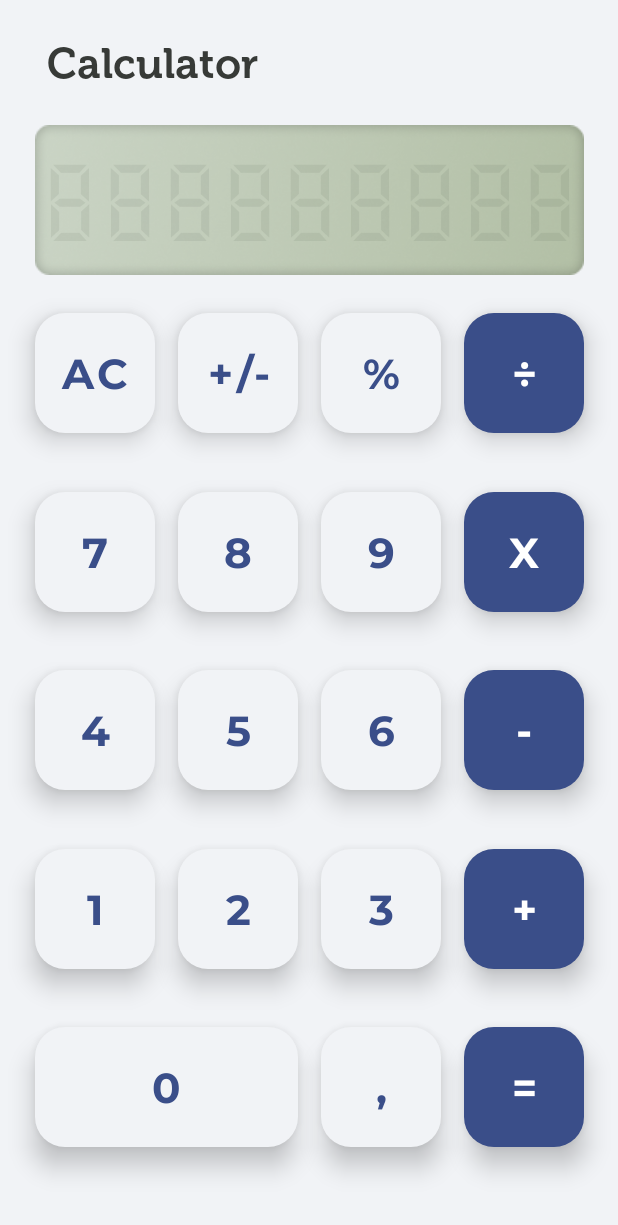
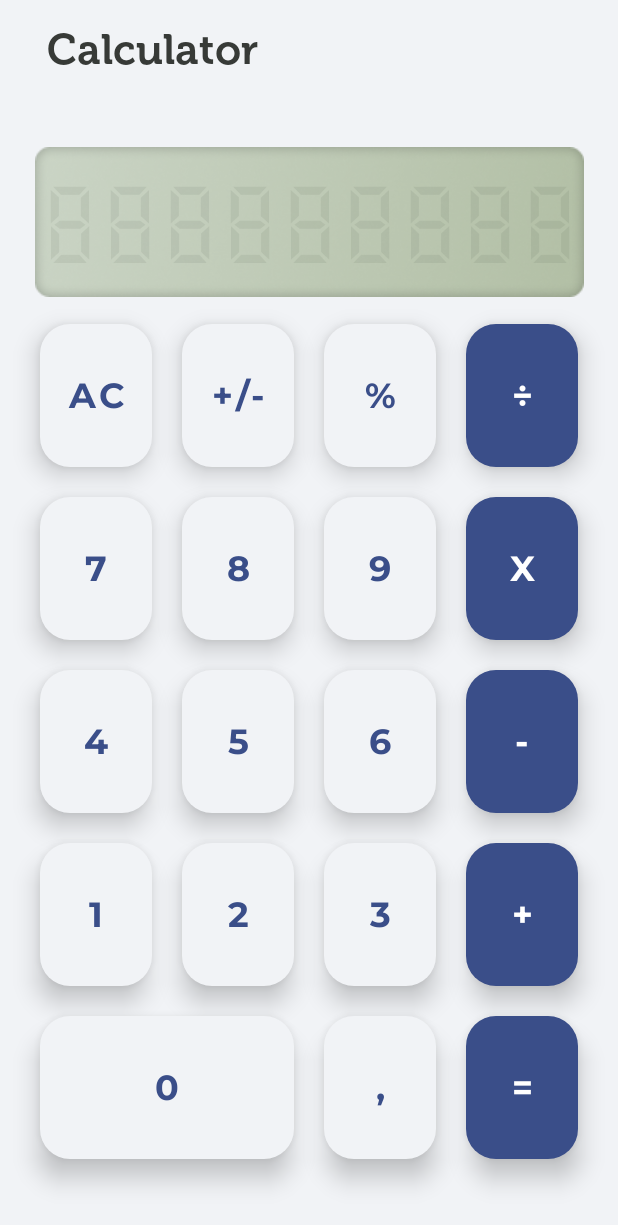
Before and after one commit to AlekseyFeofilov/Calculator, an Android app: the layout activity_main.xml on its own in the app's theme, with its tools: preview values and no code run, on a phone screen of 412 x 824 dp. Shown: the top 1225 px of the screen. Run offline under Robolectric (Android 15) with nearby library versions, the phone set to English and light mode, and no system bars.

Commit message:
work on the inteface
additional information https://github.com/AlekseyFeofilov/Calculator/issues/3

```diff
--- a/app/src/main/java/com/example/calculator20/MainActivity.kt
+++ b/app/src/main/java/com/example/calculator20/MainActivity.kt
@@ -8,7 +8,7 @@ import com.example.calculator20.databinding.ActivityMainBinding
 
 class MainActivity : AppCompatActivity() {
     private lateinit var binding: ActivityMainBinding
-    var calculator = Calculator()
+    private var calculator = Calculator()
 
     override fun onCreate(savedInstanceState: Bundle?) {
         super.onCreate(savedInstanceState)
@@ -17,8 +17,8 @@ class MainActivity : AppCompatActivity() {
 
         binding.numberButtom.setGroupOnClickListener(input)
         binding.operattionButton.setGroupOnClickListener(operation)
-        binding.buttomPercent.setOnClickListener(percent)
-        binding.buttomAC.setOnClickListener {
+        binding.buttonPercent.setOnClickListener(percent)
+        binding.buttonAC.setOnClickListener {
             calculator.reset()
             binding.answer.text = ""
         }
@@ -37,20 +37,20 @@ class MainActivity : AppCompatActivity() {
         }
 
         when(view.id){
-            binding.buttomDivision.id -> calculator.setTypeofOperation(Operation.DIVISION)
-            binding.buttomMultiplication.id -> calculator.setTypeofOperation(Operation.MULTIPLICATION)
-            binding.buttomMinus.id -> calculator.setTypeofOperation(Operation.SUBTRACTION)
-            binding.buttomPlus.id -> calculator.setTypeofOperation(Operation.ADDITION)
+            binding.buttonDivision.id -> calculator.setTypeofOperation(Operation.DIVISION)
+            binding.buttonMultiplication.id -> calculator.setTypeofOperation(Operation.MULTIPLICATION)
+            binding.buttonMinus.id -> calculator.setTypeofOperation(Operation.SUBTRACTION)
+            binding.buttonPlus.id -> calculator.setTypeofOperation(Operation.ADDITION)
         }
     }
 
     private val input = View.OnClickListener { view ->
         if(calculator.inputLength() < 9 ||
             !calculator.inputIsInteger() && calculator.inputLength() == 9 ||
-             calculator.inputIsNegative() && view.id == binding.buttomNegative.id) {
+             calculator.inputIsNegative() && view.id == binding.buttonNegative.id) {
             when (view.id) {
-                binding.buttomComma.id -> calculator.convertToFloat()
-                binding.buttomNegative.id -> calculator.makeNegative()
+                binding.buttonComma.id -> calculator.convertToFloat()
+                binding.buttonNegative.id -> calculator.makeNegative()
                 else -> calculator.addNumber(findViewById<Button>(view.id).text);
             }
 
--- a/app/src/main/res/drawable/button_animation.xml
+++ b/app/src/main/res/drawable/button_animation.xml
@@ -4,11 +4,11 @@
         <set>
             <objectAnimator android:duration="120"
                 android:propertyName="translationZ"
-                android:valueTo="5dp"
+                android:valueTo="1dp"
                 android:valueType="floatType"/>
             <objectAnimator android:duration="120"
                 android:propertyName="elevation"
-                android:valueTo="1dp"
+                android:valueTo="5dp"
                 android:valueType="floatType"/>
         </set>
     </item>
--- a/app/src/main/res/layout/activity_main.xml
+++ b/app/src/main/res/layout/activity_main.xml
@@ -8,90 +8,74 @@
     tools:context=".MainActivity">
 
     <Button
-        android:id="@+id/buttom_percent"
+        android:id="@+id/buttonPercent"
         style="@style/button_style.white"
         android:text="@string/percent"
-        app:backgroundTint="@null"
-        app:layout_constraintBottom_toTopOf="@+id/buttom_9"
-        app:layout_constraintEnd_toStartOf="@+id/buttom_division"
-        app:layout_constraintHorizontal_bias="0.5"
-        app:layout_constraintStart_toEndOf="@+id/buttom_negative"
-        app:layout_constraintTop_toTopOf="@+id/buttom_AC"
-        app:layout_constraintVertical_chainStyle="spread_inside" />
+        app:layout_constraintBottom_toTopOf="@+id/horizontalGuidline40"
+        app:layout_constraintEnd_toStartOf="@+id/werticalGuideline75"
+        app:layout_constraintStart_toStartOf="@+id/werticalGuideline50"
+        app:layout_constraintTop_toTopOf="@+id/horizontalGuidline25" />
 
     <Button
-        android:id="@+id/buttom_9"
+        android:id="@+id/button9"
         style="@style/button_style.white"
         android:text="@string/number_9"
-        app:backgroundTint="@null"
-        app:layout_constraintBottom_toTopOf="@+id/buttom_6"
-        app:layout_constraintEnd_toStartOf="@+id/buttom_multiplication"
-        app:layout_constraintHorizontal_bias="0.5"
-        app:layout_constraintStart_toEndOf="@+id/buttom_8"
-        app:layout_constraintTop_toBottomOf="@+id/buttom_percent" />
+        app:layout_constraintBottom_toTopOf="@+id/horizontalGuidline55"
+        app:layout_constraintEnd_toStartOf="@+id/werticalGuideline75"
+        app:layout_constraintStart_toStartOf="@+id/werticalGuideline50"
+        app:layout_constraintTop_toTopOf="@+id/horizontalGuidline40" />
 
     <Button
-        android:id="@+id/buttom_6"
+        android:id="@+id/button6"
         style="@style/button_style.white"
         android:text="@string/number_6"
-        app:backgroundTint="@null"
-        app:layout_constraintBottom_toTopOf="@+id/buttom_3"
-        app:layout_constraintEnd_toStartOf="@+id/buttom_minus"
-        app:layout_constraintHorizontal_bias="0.5"
-        app:layout_constraintStart_toEndOf="@+id/buttom_5"
-        app:layout_constraintTop_toBottomOf="@+id/buttom_9" />
+        app:layout_constraintBottom_toTopOf="@+id/horizontalGuidline70"
+        app:layout_constraintEnd_toStartOf="@+id/werticalGuideline75"
+        app:layout_constraintStart_toStartOf="@+id/werticalGuideline50"
+        app:layout_constraintTop_toTopOf="@+id/horizontalGuidline55" />
 
     <Button
-        android:id="@+id/buttom_3"
+        android:id="@+id/button3"
         style="@style/button_style.white"
         android:text="@string/number_3"
-        app:backgroundTint="@null"
-        app:layout_constraintBottom_toTopOf="@+id/buttom_comma"
-        app:layout_constraintEnd_toStartOf="@+id/buttom_plus"
-        app:layout_constraintHorizontal_bias="0.5"
-        app:layout_constraintStart_toEndOf="@+id/buttom_2"
-        app:layout_constraintTop_toBottomOf="@+id/buttom_6" />
+        app:layout_constraintBottom_toTopOf="@+id/horizontalGuidline85"
+        app:layout_constraintEnd_toStartOf="@+id/werticalGuideline75"
+        app:layout_constraintStart_toStartOf="@+id/werticalGuideline50"
+        app:layout_constraintTop_toTopOf="@+id/horizontalGuidline70" />
 
     <Button
-        android:id="@+id/buttom_comma"
+        android:id="@+id/buttonComma"
         style="@style/button_style.white"
         android:text="@string/comma"
-        app:backgroundTint="@null"
-        app:layout_constraintBottom_toBottomOf="@+id/buttom_0"
-        app:layout_constraintEnd_toStartOf="@+id/buttom_equals"
-        app:layout_constraintHorizontal_bias="0.5"
-        app:layout_constraintStart_toEndOf="@+id/buttom_0"
-        app:layout_constraintTop_toBottomOf="@+id/buttom_3" />
+        app:layout_constraintBottom_toTopOf="@+id/horizontalGuidline100"
+        app:layout_constraintEnd_toStartOf="@+id/werticalGuideline75"
+        app:layout_constraintStart_toStartOf="@+id/werticalGuideline50"
+        app:layout_constraintTop_toTopOf="@+id/horizontalGuidline85" />
 
     <Button
-        android:id="@+id/buttom_negative"
+        android:id="@+id/buttonNegative"
         style="@style/button_style.white"
         android:text="@string/negative"
-        app:backgroundTint="@null"
-        app:layout_constraintBottom_toTopOf="@+id/buttom_8"
-        app:layout_constraintEnd_toStartOf="@+id/buttom_percent"
-        app:layout_constraintHorizontal_bias="0.5"
-        app:layout_constraintStart_toEndOf="@+id/buttom_AC"
-        app:layout_constraintTop_toTopOf="@+id/buttom_AC"
-        app:layout_constraintVertical_chainStyle="spread_inside" />
+        app:layout_constraintBottom_toTopOf="@+id/horizontalGuidline40"
+        app:layout_constraintEnd_toStartOf="@+id/werticalGuideline50"
+        app:layout_constraintStart_toStartOf="@+id/werticalGuideline25"
+        app:layout_constraintTop_toTopOf="@+id/horizontalGuidline25" />
 
     <Button
-        android:id="@+id/buttom_5"
+        android:id="@+id/button5"
         style="@style/button_style.white"
         android:text="@string/number_5"
-        app:backgroundTint="@null"
-        app:layout_constraintBottom_toTopOf="@+id/buttom_2"
-        app:layout_constraintEnd_toStartOf="@+id/buttom_6"
-        app:layout_constraintHorizontal_bias="0.5"
-        app:layout_constraintStart_toEndOf="@+id/buttom_4"
-        app:layout_constraintTop_toBottomOf="@+id/buttom_8" />
+        app:layout_constraintBottom_toTopOf="@+id/horizontalGuidline70"
+        app:layout_constraintEnd_toStartOf="@+id/werticalGuideline50"
+        app:layout_constraintStart_toStartOf="@+id/werticalGuideline25"
+        app:layout_constraintTop_toTopOf="@+id/horizontalGuidline55" />
 
     <TextView
         android:id="@+id/name"
         android:layout_width="wrap_content"
         android:layout_height="wrap_content"
         android:layout_marginStart="8dp"
-        android:layout_marginTop="25dp"
+        android:layout_marginTop="16dp"
         android:fontFamily="@font/museo700_regular"
         android:text="@string/name"
         android:textColor="@color/black"
@@ -103,14 +87,14 @@
         android:id="@+id/display"
         android:layout_width="wrap_content"
         android:layout_height="wrap_content"
-        android:layout_marginTop="24dp"
+        android:layout_marginBottom="8dp"
+        app:layout_constraintBottom_toTopOf="@+id/horizontalGuidline25"
         app:layout_constraintEnd_toEndOf="parent"
         app:layout_constraintStart_toStartOf="parent"
-        app:layout_constraintTop_toBottomOf="@+id/name"
         app:srcCompat="@drawable/rectangle2" />
 
     <TextView
-        android:id="@+id/num_backgroud"
+        android:id="@+id/numBackgroud"
         style="@style/text_digital_styles"
         android:text="@string/num_background"
         android:textColor="@color/transporante_black"
@@ -128,158 +112,207 @@
         app:layout_constraintTop_toTopOf="@+id/display" />
 
     <Button
-        android:id="@+id/buttom_4"
+        android:id="@+id/button4"
         style="@style/button_style.white"
         android:text="@string/number_4"
-        app:backgroundTint="@null"
-        app:layout_constraintBottom_toTopOf="@+id/buttom_1"
-        app:layout_constraintEnd_toStartOf="@+id/buttom_5"
-        app:layout_constraintHorizontal_bias="0.5"
-        app:layout_constraintHorizontal_chainStyle="spread_inside"
-        app:layout_constraintStart_toStartOf="@+id/display"
-        app:layout_constraintTop_toBottomOf="@+id/buttom_7" />
+        app:layout_constraintBottom_toTopOf="@+id/horizontalGuidline70"
+        app:layout_constraintEnd_toStartOf="@+id/werticalGuideline25"
+        app:layout_constraintStart_toStartOf="@+id/werticalGuideline0"
+        app:layout_constraintTop_toTopOf="@+id/horizontalGuidline55" />
 
     <Button
-        android:id="@+id/buttom_AC"
+        android:id="@+id/buttonAC"
         style="@style/button_style.white"
-        android:layout_marginTop="25dp"
         android:text="@string/AC"
-        app:backgroundTint="@null"
-        app:layout_constraintBottom_toTopOf="@+id/buttom_7"
-        app:layout_constraintEnd_toStartOf="@+id/buttom_negative"
-        app:layout_constraintHorizontal_bias="0.5"
-        app:layout_constraintHorizontal_chainStyle="spread_inside"
-        app:layout_constraintStart_toStartOf="@+id/display"
-        app:layout_constraintTop_toBottomOf="@+id/display"
-        app:layout_constraintVertical_chainStyle="spread_inside" />
+        app:layout_constraintBottom_toTopOf="@+id/horizontalGuidline40"
+        app:layout_constraintEnd_toStartOf="@+id/werticalGuideline25"
+        app:layout_constraintStart_toStartOf="@+id/werticalGuideline0"
+        app:layout_constraintTop_toTopOf="@+id/horizontalGuidline25" />
 
     <Button
-        android:id="@+id/buttom_0"
-        style="@style/button_style.white.large"
-        android:layout_marginBottom="59dp"
+        android:id="@+id/button0"
+        style="@style/button_style.white"
         android:text="@string/number_0"
-        app:backgroundTint="@null"
-        app:layout_constraintBottom_toBottomOf="parent"
-        app:layout_constraintEnd_toStartOf="@+id/buttom_comma"
-        app:layout_constraintHorizontal_bias="0.5"
-        app:layout_constraintHorizontal_chainStyle="spread_inside"
-        app:layout_constraintStart_toStartOf="@+id/display"
-        app:layout_constraintTop_toBottomOf="@+id/buttom_1" />
+        app:layout_constraintBottom_toTopOf="@+id/horizontalGuidline100"
+        app:layout_constraintEnd_toStartOf="@+id/werticalGuideline50"
+        app:layout_constraintStart_toStartOf="@+id/werticalGuideline0"
+        app:layout_constraintTop_toTopOf="@+id/horizontalGuidline85" />
 
     <Button
-        android:id="@+id/buttom_division"
+        android:id="@+id/buttonDivision"
         style="@style/button_style.blue"
         android:text="@string/division"
-        app:backgroundTint="@null"
-        app:layout_constraintBottom_toTopOf="@+id/buttom_multiplication"
-        app:layout_constraintEnd_toEndOf="@+id/display"
-        app:layout_constraintHorizontal_bias="0.5"
-        app:layout_constraintStart_toEndOf="@+id/buttom_percent"
-        app:layout_constraintTop_toBottomOf="@+id/display"
-        app:layout_constraintTop_toTopOf="@id/buttom_AC"
-        app:layout_constraintVertical_chainStyle="spread_inside" />
+        app:layout_constraintBottom_toTopOf="@+id/horizontalGuidline40"
+        app:layout_constraintEnd_toStartOf="@+id/werticalGuideline100"
+        app:layout_constraintStart_toStartOf="@+id/werticalGuideline75"
+        app:layout_constraintTop_toTopOf="@+id/horizontalGuidline25" />
 
     <Button
-        android:id="@+id/buttom_multiplication"
+        android:id="@+id/buttonMultiplication"
         style="@style/button_style.blue"
         android:text="@string/multiplication"
-        app:backgroundTint="@null"
-        app:layout_constraintBottom_toTopOf="@+id/buttom_minus"
-        app:layout_constraintEnd_toEndOf="@+id/display"
-        app:layout_constraintHorizontal_bias="0.5"
-        app:layout_constraintStart_toEndOf="@+id/buttom_9"
-        app:layout_constraintTop_toBottomOf="@+id/buttom_division" />
+        app:layout_constraintBottom_toTopOf="@+id/horizontalGuidline55"
+        app:layout_constraintEnd_toStartOf="@+id/werticalGuideline100"
+        app:layout_constraintStart_toStartOf="@+id/werticalGuideline75"
+        app:layout_constraintTop_toTopOf="@+id/horizontalGuidline40" />
 
     <Button
-        android:id="@+id/buttom_8"
+        android:id="@+id/button8"
         style="@style/button_style.white"
         android:text="@string/number_8"
-        app:backgroundTint="@null"
-        app:layout_constraintBottom_toTopOf="@+id/buttom_5"
-        app:layout_constraintEnd_toStartOf="@+id/buttom_9"
-        app:layout_constraintHorizontal_bias="0.5"
-        app:layout_constraintStart_toEndOf="@+id/buttom_7"
-        app:layout_constraintTop_toBottomOf="@+id/buttom_negative" />
+        app:layout_constraintBottom_toTopOf="@+id/horizontalGuidline55"
+        app:layout_constraintEnd_toStartOf="@+id/werticalGuideline50"
+        app:layout_constraintStart_toStartOf="@+id/werticalGuideline25"
+        app:layout_constraintTop_toTopOf="@+id/horizontalGuidline40" />
 
     <Button
-        android:id="@+id/buttom_7"
+        android:id="@+id/button7"
         style="@style/button_style.white"
         android:text="@string/number_7"
-        app:backgroundTint="@null"
-        app:layout_constraintBottom_toTopOf="@+id/buttom_4"
-        app:layout_constraintEnd_toStartOf="@+id/buttom_8"
-        app:layout_constraintHorizontal_bias="0.5"
-        app:layout_constraintHorizontal_chainStyle="spread_inside"
-        app:layout_constraintStart_toStartOf="@+id/display"
-        app:layout_constraintTop_toBottomOf="@+id/buttom_AC" />
+        app:layout_constraintBottom_toTopOf="@+id/horizontalGuidline55"
+        app:layout_constraintEnd_toStartOf="@+id/werticalGuideline25"
+        app:layout_constraintStart_toStartOf="@+id/werticalGuideline0"
+        app:layout_constraintTop_toTopOf="@+id/horizontalGuidline40" />
 
     <Button
-        android:id="@+id/buttom_minus"
+        android:id="@+id/buttonMinus"
         style="@style/button_style.blue"
         android:text="@string/minus"
-        app:backgroundTint="@null"
-        app:layout_constraintBottom_toTopOf="@+id/buttom_plus"
-        app:layout_constraintEnd_toEndOf="@+id/display"
-        app:layout_constraintHorizontal_bias="0.5"
-        app:layout_constraintStart_toEndOf="@+id/buttom_6"
-        app:layout_constraintTop_toBottomOf="@+id/buttom_multiplication" />
+        app:layout_constraintBottom_toTopOf="@+id/horizontalGuidline70"
+        app:layout_constraintEnd_toStartOf="@+id/werticalGuideline100"
+        app:layout_constraintStart_toStartOf="@+id/werticalGuideline75"
+        app:layout_constraintTop_toTopOf="@+id/horizontalGuidline55" />
 
     <Button
-        android:id="@+id/buttom_plus"
+        android:id="@+id/buttonPlus"
         style="@style/button_style.blue"
         android:text="@string/plus"
-        app:backgroundTint="@null"
-        app:layout_constraintBottom_toTopOf="@+id/buttom_equals"
-        app:layout_constraintEnd_toEndOf="@+id/display"
-        app:layout_constraintHorizontal_bias="0.5"
-        app:layout_constraintStart_toEndOf="@+id/buttom_3"
-        app:layout_constraintTop_toBottomOf="@+id/buttom_minus" />
+        app:layout_constraintBottom_toTopOf="@+id/horizontalGuidline85"
+        app:layout_constraintEnd_toStartOf="@+id/werticalGuideline100"
+        app:layout_constraintStart_toStartOf="@+id/werticalGuideline75"
+        app:layout_constraintTop_toTopOf="@+id/horizontalGuidline70" />
 
     <Button
-        android:id="@+id/buttom_1"
+        android:id="@+id/button1"
         style="@style/button_style.white"
         android:text="@string/number_1"
-        app:backgroundTint="@null"
-        app:layout_constraintBottom_toTopOf="@+id/buttom_0"
-        app:layout_constraintEnd_toStartOf="@+id/buttom_2"
-        app:layout_constraintHorizontal_bias="0.5"
-        app:layout_constraintHorizontal_chainStyle="spread_inside"
-        app:layout_constraintStart_toStartOf="@+id/display"
-        app:layout_constraintTop_toBottomOf="@+id/buttom_4" />
+        app:layout_constraintBottom_toTopOf="@+id/horizontalGuidline85"
+        app:layout_constraintEnd_toStartOf="@+id/werticalGuideline25"
+        app:layout_constraintStart_toStartOf="@+id/werticalGuideline0"
+        app:layout_constraintTop_toTopOf="@+id/horizontalGuidline70" />
 
     <Button
-        android:id="@+id/buttom_2"
+        android:id="@+id/button2"
         style="@style/button_style.white"
         android:text="@string/number_2"
-        app:backgroundTint="@null"
-        app:layout_constraintBottom_toBottomOf="@+id/buttom_1"
-        app:layout_constraintEnd_toStartOf="@+id/buttom_3"
-        app:layout_constraintHorizontal_bias="0.5"
-        app:layout_constraintStart_toEndOf="@+id/buttom_1"
-        app:layout_constraintTop_toBottomOf="@+id/buttom_5" />
+        app:layout_constraintBottom_toTopOf="@+id/horizontalGuidline85"
+        app:layout_constraintEnd_toStartOf="@+id/werticalGuideline50"
+        app:layout_constraintStart_toStartOf="@+id/werticalGuideline25"
+        app:layout_constraintTop_toTopOf="@+id/horizontalGuidline70" />
 
     <Button
-        android:id="@+id/buttom_equals"
+        android:id="@+id/buttonEquals"
         style="@style/button_style.blue"
         android:text="@string/equals"
-        app:backgroundTint="@null"
-        app:layout_constraintBottom_toBottomOf="@+id/buttom_0"
-        app:layout_constraintEnd_toEndOf="@+id/display"
-        app:layout_constraintHorizontal_bias="0.5"
-        app:layout_constraintStart_toEndOf="@+id/buttom_comma"
-        app:layout_constraintTop_toBottomOf="@+id/buttom_plus" />
+        app:layout_constraintBottom_toTopOf="@+id/horizontalGuidline100"
+        app:layout_constraintEnd_toStartOf="@+id/werticalGuideline100"
+        app:layout_constraintStart_toStartOf="@+id/werticalGuideline75"
+        app:layout_constraintTop_toTopOf="@+id/horizontalGuidline85" />
 
     <androidx.constraintlayout.widget.Group
         android:id="@+id/numberButtom"
         android:layout_width="wrap_content"
         android:layout_height="wrap_content"
-        app:constraint_referenced_ids="buttom_9,buttom_5,buttom_1,buttom_4,buttom_7,
-        buttom_negative,buttom_8,buttom_2,buttom_0,buttom_comma,buttom_3,buttom_6" />
+        app:constraint_referenced_ids="button9,button5,button1,button4,button7,
+        buttonNegative,button8,button2,button0,buttonComma,button3,button6" />
 
     <androidx.constraintlayout.widget.Group
         android:id="@+id/operattionButton"
         android:layout_width="wrap_content"
         android:layout_height="wrap_content"
-        app:constraint_referenced_ids="buttom_division,buttom_multiplication,buttom_minus,buttom_plus,buttom_equals" />
+        app:constraint_referenced_ids="buttonDivision,buttonMultiplication,buttonMinus,buttonPlus,buttonEquals" />
+
+    <androidx.constraintlayout.widget.Guideline
+        android:id="@+id/werticalGuideline0"
+        android:layout_width="wrap_content"
+        android:layout_height="wrap_content"
+        android:orientation="vertical"
+        app:layout_constraintGuide_percent="0.04" />
+
+    <androidx.constraintlayout.widget.Guideline
+        android:id="@+id/werticalGuideline25"
+        android:layout_width="wrap_content"
+        android:layout_height="wrap_content"
+        android:orientation="vertical"
+        app:layout_constraintGuide_percent="0.27" />
+
+    <androidx.constraintlayout.widget.Guideline
+        android:id="@+id/werticalGuideline50"
+        android:layout_width="wrap_content"
+        android:layout_height="wrap_content"
+        android:orientation="vertical"
+        app:layout_constraintGuide_percent="0.50" />
+
+    <androidx.constraintlayout.widget.Guideline
+        android:id="@+id/werticalGuideline75"
+        android:layout_width="wrap_content"
+        android:layout_height="wrap_content"
+        android:orientation="vertical"
+        app:layout_constraintGuide_percent="0.73" />
+
+    <androidx.constraintlayout.widget.Guideline
+        android:id="@+id/werticalGuideline100"
+        android:layout_width="wrap_content"
+        android:layout_height="wrap_content"
+        android:orientation="vertical"
+        app:layout_constraintGuide_percent="0.96" />
+
+    <androidx.constraintlayout.widget.Guideline
+        android:id="@+id/horizontalGuidline100"
+        android:layout_width="wrap_content"
+        android:layout_height="wrap_content"
+        android:orientation="horizontal"
+        app:layout_constraintGuide_percent="0.95" />
+
+    <androidx.constraintlayout.widget.Guideline
+        android:id="@+id/horizontalGuidline85"
+        android:layout_width="wrap_content"
+        android:layout_height="wrap_content"
+        android:orientation="horizontal"
+        app:layout_constraintGuide_percent="0.81" />
+
+    <androidx.constraintlayout.widget.Guideline
+        android:id="@+id/horizontalGuidline70"
+        android:layout_width="wrap_content"
+        android:layout_height="wrap_content"
+        android:orientation="horizontal"
+        app:layout_constraintGuide_percent="0.67" />
+
+    <androidx.constraintlayout.widget.Guideline
+        android:id="@+id/horizontalGuidline55"
+        android:layout_width="wrap_content"
+        android:layout_height="wrap_content"
+        android:orientation="horizontal"
+        app:layout_constraintGuide_percent="0.53" />
+
+    <androidx.constraintlayout.widget.Guideline
+        android:id="@+id/horizontalGuidline40"
+        android:layout_width="wrap_content"
+        android:layout_height="wrap_content"
+        android:orientation="horizontal"
+        app:layout_constraintGuide_percent="0.39" />
+
+    <androidx.constraintlayout.widget.Guideline
+        android:id="@+id/horizontalGuidline25"
+        android:layout_width="wrap_content"
+        android:layout_height="wrap_content"
+        android:orientation="horizontal"
+        app:layout_constraintGuide_percent="0.25" />
+
+    <androidx.constraintlayout.widget.Group
+        android:id="@+id/Buttons"
+        android:layout_width="wrap_content"
+        android:layout_height="wrap_content"
+        app:constraint_referenced_ids="button0,button5,button1,buttonComma,button4,buttonPercent,button7,button8,buttonMinus,button3,buttonPlus,buttonAC,buttonMultiplication,buttonNegative,button9,buttonEquals,buttonDivision,button2,button6" />
 
 </androidx.constraintlayout.widget.ConstraintLayout>
--- a/app/src/main/res/values/styles.xml
+++ b/app/src/main/res/values/styles.xml
@@ -1,20 +1,19 @@
 <?xml version="1.0" encoding="utf-8"?>
 <resources>
     <style name="button_style">
-        <item name="android:layout_height">80dp</item>
-        <item name="android:layout_width">80dp</item>
+        <item name="android:layout_width">0dp</item>
+        <item name="android:layout_height">0dp</item>
+        <item name="android:layout_margin">10dp</item>
         <item name="android:fontFamily">@font/montserrat_bold</item>
-        <item name="android:textSize">28sp</item>
         <item name="android:textStyle">bold</item>
+        <item name="android:textSize">23sp</item>
         <item name="android:stateListAnimator">@drawable/button_animation</item>
+        <item name="backgroundTint">@null</item>
     </style>
 
     <style name="button_style.white">
         <item name="android:background">@drawable/button_white</item>
         <item name="android:textColor">@color/number</item>
-    </style>
-    <style name="button_style.white.large">
-        <item name="android:layout_width">175dp</item>
     </style>
     <style name="button_style.blue">
         <item name="android:background">@drawable/button_blue</item>
```
